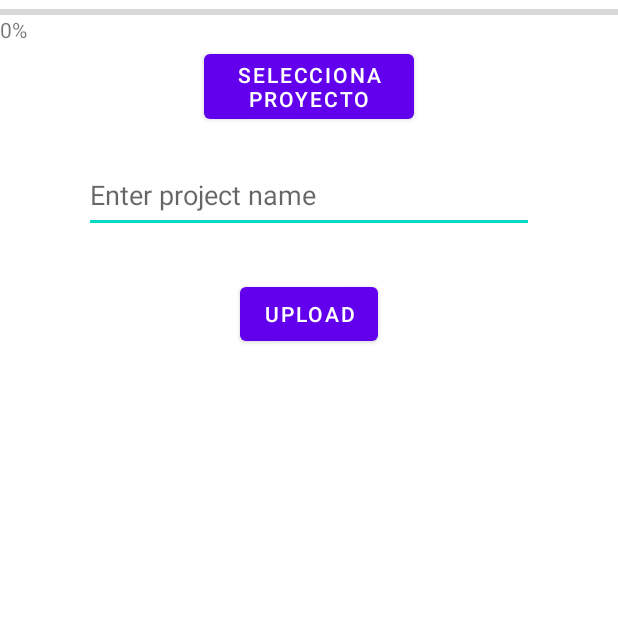
After one commit to RicardionUwU/Progamacion-Movil, an Android app: the AdminActivity screen opened directly, with no data from a screen before it, on a phone screen of 412 x 824 dp, the top half of it. The commit adds this screen. Run offline under Robolectric (Android 15) with nearby library versions, the phone set to English and light mode, and no system bars; our stand-ins replace Firebase (no records; nobody signed in at launch, a user with empty details on screens opened directly); libraries missing offline, so code that uses them is left out: org.checkerframework.checker; Roboto replaces fonts that are not available here.

Commit message:
Implementación admin y user con maps

```diff
--- a/app/src/main/AndroidManifest.xml
+++ b/app/src/main/AndroidManifest.xml
@@ -21,6 +21,12 @@
             android:name="com.google.android.geo.API_KEY"
             android:value="AIzaSyB3gtHrFNkddYKHLW9dW6aBci2QIAawj8c" />
 
+        <activity
+            android:name=".Upload"
+            android:exported="false" />
+        <activity
+            android:name=".AdminActivity"
+            android:exported="false" />
         <activity
             android:name=".ForgotPassword"
             android:exported="false" />
--- /dev/null
+++ b/app/src/main/java/com/example/finalapp/AdminActivity.java
@@ -0,0 +1,158 @@
+package com.example.finalapp;
+
+import android.app.AlertDialog;
+import android.app.ProgressDialog;
+import android.content.ContentResolver;
+import android.content.Intent;
+import android.net.Uri;
+import android.os.Bundle;
+import android.view.LayoutInflater;
+import android.view.View;
+import android.webkit.MimeTypeMap;
+import android.widget.Button;
+import android.widget.EditText;
+import android.widget.ProgressBar;
+import android.widget.TextView;
+import android.widget.Toast;
+
+
+import androidx.activity.result.ActivityResultCallback;
+import androidx.activity.result.contract.ActivityResultContracts;
+import androidx.activity.EdgeToEdge;
+import androidx.activity.result.ActivityResultLauncher;
+import androidx.annotation.NonNull;
+import androidx.appcompat.app.AppCompatActivity;
+import androidx.core.graphics.Insets;
+import androidx.core.view.ViewCompat;
+import androidx.core.view.WindowInsetsCompat;
+
+import com.google.android.gms.tasks.OnCompleteListener;
+import com.google.android.gms.tasks.OnFailureListener;
+import com.google.android.gms.tasks.OnSuccessListener;
+import com.google.android.gms.tasks.Task;
+import com.google.firebase.database.DatabaseReference;
+import com.google.firebase.database.FirebaseDatabase;
+import com.google.firebase.storage.FirebaseStorage;
+import com.google.firebase.storage.OnProgressListener;
+import com.google.firebase.storage.StorageReference;
+import com.google.firebase.storage.UploadTask;
+
+import java.util.UUID;
+
+import org.checkerframework.checker.units.qual.A;
+
+public class AdminActivity extends AppCompatActivity {
+
+    private Button selectFile, upload;
+    private EditText imagename;
+    private Uri pdfUri;
+    private StorageReference mStorageRef;
+    private AlertDialog progressDialog;
+    private ProgressBar progressBar;
+    private TextView progressText;
+
+    private DatabaseReference databaseReference;
+
+    private final int PICK_IMAGE_REQUEST = 71;
+    private ActivityResultLauncher<Intent> activityResultLauncher;
+
+
+
+    @Override
+    protected void onCreate(Bundle savedInstanceState) {
+        super.onCreate(savedInstanceState);
+        EdgeToEdge.enable(this);
+        setContentView(R.layout.activity_admin);
+
+
+        FirebaseDatabase database = FirebaseDatabase.getInstance();
+        mStorageRef = FirebaseStorage.getInstance().getReference();
+        databaseReference = FirebaseDatabase.getInstance().getReference("Data").child("project");
+
+
+        selectFile = findViewById(R.id.selectFile);
+
+            upload = findViewById(R.id.send);
+            imagename = findViewById(R.id.edittxt);
+
+
+        ViewCompat.setOnApplyWindowInsetsListener(findViewById(R.id.main), (v, insets) -> {
+            Insets systemBars = insets.getInsets(WindowInsetsCompat.Type.systemBars());
+            v.setPadding(systemBars.left, systemBars.top, systemBars.right, systemBars.bottom);
+            return insets;
+        });
+
+
+        selectFile.setOnClickListener(new View.OnClickListener() {
+            @Override
+            public void onClick(View v) {
+                Intent intent = new Intent();
+                intent.setType("image/*");
+                intent.setAction(Intent.ACTION_GET_CONTENT);
+                activityResultLauncher.launch(Intent.createChooser(intent, "Choose Source file"));
+
+            }
+        });
+
+        upload.setOnClickListener(v -> {
+            if (pdfUri != null) {
+                showProgressDialog();
+
+                String fileName = "url" + System.currentTimeMillis() + "." + getFileExtension(pdfUri);
+                StorageReference storageReference = mStorageRef.child(fileName);
+
+                storageReference.putFile(pdfUri)
+                        .addOnSuccessListener(taskSnapshot -> {
+                            final Task<Uri> firebasedatabaseUri = taskSnapshot.getStorage().getDownloadUrl();
+                            firebasedatabaseUri.addOnSuccessListener(uri -> {
+                                final String downloadUrl = uri.toString();
+                                Upload upload = new Upload(imagename.getText().toString().trim(), downloadUrl);
+
+                                String uploadId = UUID.randomUUID().toString(); // Genera un ID único
+
+                                databaseReference.child(uploadId).setValue(upload).addOnCompleteListener(task -> {
+                                    if (task.isSuccessful()) {
+                                        Toast.makeText(AdminActivity.this, "File successfully uploaded", Toast.LENGTH_SHORT).show();
+                                    } else {
+                                        Toast.makeText(AdminActivity.this, "File not successfully uploaded", Toast.LENGTH_SHORT).show();
+                                    }
+                                    progressDialog.dismiss();
+                                });
+                            });
+                        })
+                        .addOnFailureListener(exception -> {
+                            Toast.makeText(AdminActivity.this, "File is not successfully uploaded", Toast.LENGTH_SHORT).show();
+                            progressDialog.dismiss();
+                        })
+                        .addOnProgressListener(taskSnapshot -> {
+                            double currentProgress = (100.0 * taskSnapshot.getBytesTransferred() / taskSnapshot.getTotalByteCount());
+                            progressBar.setProgress((int) currentProgress);
+                            progressText.setText("Uploaded " + (int) currentProgress + "%...");
+                        });
+            } else {
+                Toast.makeText(AdminActivity.this, "Error", Toast.LENGTH_SHORT).show();
+            }
+        });
+    }
+
+    private void showProgressDialog() {
+        AlertDialog.Builder builder = new AlertDialog.Builder(this);
+        LayoutInflater inflater = getLayoutInflater();
+        View dialogView = inflater.inflate(R.layout.progress_dialog, null);
+        builder.setView(dialogView);
+        builder.setTitle("Uploading file...");
+        builder.setCancelable(false);
+
+        progressBar = dialogView.findViewById(R.id.progressBar);
+        progressText = dialogView.findViewById(R.id.progressText);
+
+        progressDialog = builder.create();
+        progressDialog.show();
+    }
+
+    private String getFileExtension(Uri uri) {
+        ContentResolver cR = getContentResolver();
+        MimeTypeMap mime = MimeTypeMap.getSingleton();
+        return mime.getExtensionFromMimeType(cR.getType(uri));
+    }
+}
--- /dev/null
+++ b/app/src/main/res/layout/activity_admin.xml
@@ -0,0 +1,52 @@
+<?xml version="1.0" encoding="utf-8"?>
+<RelativeLayout xmlns:android="http://schemas.android.com/apk/res/android"
+    xmlns:app="http://schemas.android.com/apk/res-auto"
+    xmlns:tools="http://schemas.android.com/tools"
+    android:id="@+id/main"
+    android:layout_width="match_parent"
+    android:layout_height="match_parent"
+    tools:context=".AdminActivity">
+    <ProgressBar
+        android:id="@+id/progressBar"
+        style="?android:attr/progressBarStyleHorizontal"
+        android:layout_width="match_parent"
+        android:layout_height="wrap_content"
+        android:max="100" />
+
+    <TextView
+        android:id="@+id/progressText"
+        android:layout_width="wrap_content"
+        android:layout_height="wrap_content"
+        android:layout_marginTop="10dp"
+        android:text="0%"
+        android:textAppearance="?android:attr/textAppearanceSmall" />
+
+    <Button
+
+        android:id="@+id/selectFile"
+        android:layout_width="140dp"
+        android:layout_height="wrap_content"
+        android:text="Selecciona Proyecto"
+        android:layout_centerHorizontal="true"
+        android:layout_marginTop="30dp" />
+
+    <EditText
+        android:layout_width="300dp"
+        android:layout_height="50dp"
+        android:layout_below="@+id/selectFile"
+        android:id="@+id/edittxt"
+        android:hint="Enter project name"
+        android:layout_centerHorizontal="true"
+        android:layout_marginTop="20dp"/>
+
+    <Button
+        android:id="@+id/send"
+        android:layout_centerHorizontal="true"
+        android:layout_marginTop="30dp"
+        android:text="Upload"
+        android:layout_width="wrap_content"
+        android:layout_below="@+id/edittxt"
+        android:layout_height="wrap_content"
+        />
+
+</RelativeLayout>
--- a/app/src/main/res/layout/activity_sign_up.xml
+++ b/app/src/main/res/layout/activity_sign_up.xml
@@ -50,6 +50,7 @@
             android:hint="Nombre Completo"
             style="@style/Widget.MaterialComponents.TextInputLayout.OutlinedBox">
             <com.google.android.material.textfield.TextInputEditText
+                android:id="@+id/nombreEditText"
                 android:layout_width="match_parent"
                 android:layout_height="wrap_content"
                 android:fontFamily="@font/abel"/>
--- a/gradle/libs.versions.toml
+++ b/gradle/libs.versions.toml
@@ -1,5 +1,5 @@
 [versions]
-agp = "8.1.0"
+agp = "8.4.0"
 junit = "4.13.2"
 junitVersion = "1.1.5"
 espressoCore = "3.5.1"
@@ -9,6 +9,8 @@ activity = "1.9.0"
 constraintlayout = "2.1.4"
 googleGmsGoogleServices = "4.4.1"
 firebaseAuth = "23.0.0"
+firebaseDatabase = "21.0.0"
+firebaseStorage = "21.0.0"
 
 [libraries]
 junit = { group = "junit", name = "junit", version.ref = "junit" }
@@ -19,6 +21,8 @@ material = { group = "com.google.android.material", name = "material", version.r
 activity = { group = "androidx.activity", name = "activity", version.ref = "activity" }
 constraintlayout = { group = "androidx.constraintlayout", name = "constraintlayout", version.ref = "constraintlayout" }
 firebase-auth = { group = "com.google.firebase", name = "firebase-auth", version.ref = "firebaseAuth" }
+firebase-database = { group = "com.google.firebase", name = "firebase-database", version.ref = "firebaseDatabase" }
+firebase-storage = { group = "com.google.firebase", name = "firebase-storage", version.ref = "firebaseStorage" }
 
 [plugins]
 android-application = { id = "com.android.application", version.ref = "agp" }
```
Also changed, not shown: app/build.gradle.kts (+8 -0 lines), app/src/main/java/com/example/finalapp/LoginActivity.java (+30 -0 lines), app/src/main/java/com/example/finalapp/SignUpActivity.java (+14 -0 lines), app/src/main/java/com/example/finalapp/Upload.java (added, +24 -0 lines), app/src/main/java/com/example/finalapp/Users.java (added, +55 -0 lines), app/src/main/res/layout/activity_upload.xml (added, +10 -0 lines), app/src/main/res/layout/progress_dialog.xml (added, +23 -0 lines), app/src/main/java/com/example/finalapp/UserActivity.java (line endings or trailing spaces).
